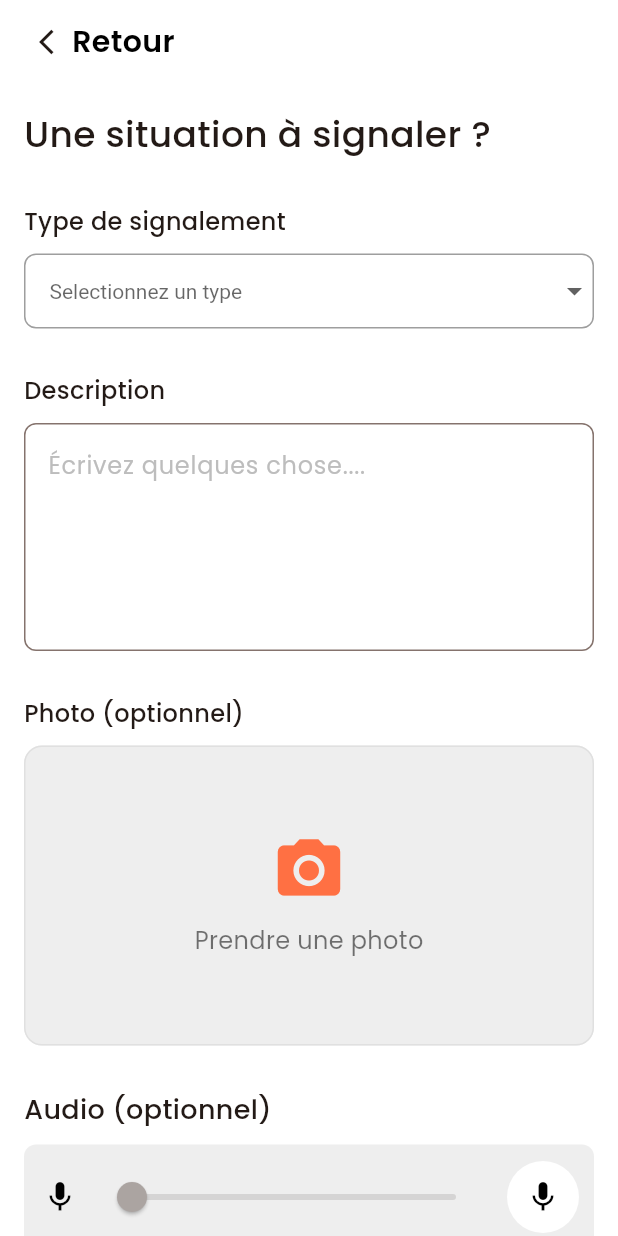
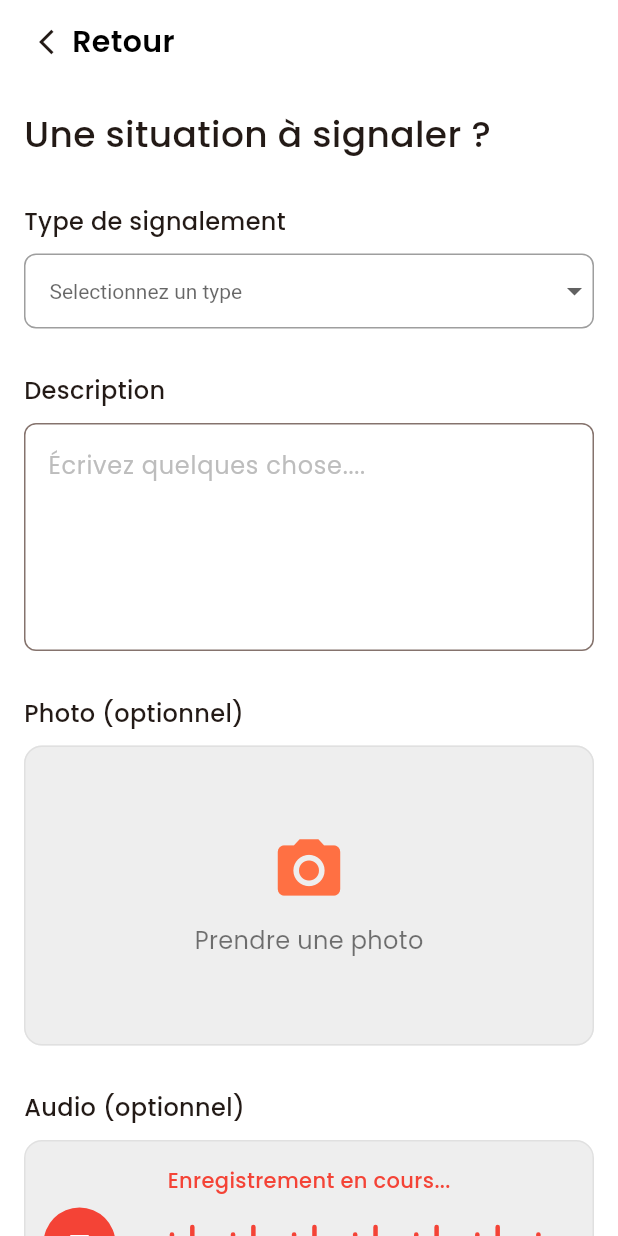
Before and after one commit to cgueye1/seddo, a Flutter app: the SignalementView screen opened directly, after a tap on the "mic" icon, on a phone screen of 412 x 824 dp. Run offline on Flutter 3.47's test engine with Material 3 defaults, Android fonts, the light colour scheme and no system bars; our stand-ins replace bloc, dio, equatable, firebase_core, firebase_messaging, flutter_bloc and 15 more; missing offline and left inert: record; accounts and stored records are empty; network calls fail; project files that could hold a hidden picture were left out.

Commit message:
publie,reservation,signaler,homepage(pas encore finis)

```diff
--- a/seedo-main/lib/bloc/signal/signal_bloc.dart
+++ b/seedo-main/lib/bloc/signal/signal_bloc.dart
@@ -1,16 +1,27 @@
-// file: signal_bloc.dart
+// 1. Ajoutez d'abord le package just_audio à votre pubspec.yaml:
+// dependencies:
+//   just_audio: ^0.9.34
+
+// 2. Modifiez votre signal_bloc.dart pour ajouter les fonctionnalités de lecture:
+
 // ignore_for_file: invalid_use_of_visible_for_testing_member
 
 import 'dart:io';
 import 'package:flutter_bloc/flutter_bloc.dart';
 import 'package:image_picker/image_picker.dart';
 import 'package:dio/dio.dart';
+import 'package:record/record.dart';
+import 'package:path_provider/path_provider.dart';
+import 'package:permission_handler/permission_handler.dart';
+import 'package:just_audio/just_audio.dart';
 import 'package:seddoapp/bloc/signal/signal_event.dart';
 import 'package:seddoapp/bloc/signal/signal_state.dart';
 import 'package:seddoapp/services/api_service.dart';
 
 class SignalementBloc extends Bloc<SignalementEvent, SignalementState> {
   final _imagePicker = ImagePicker();
+  final _audioRecorder = AudioRecorder();
+  final _audioPlayer = AudioPlayer();
   final ApiService _apiService = ApiService();
 
   SignalementBloc() : super(const SignalementState()) {
@@ -19,6 +30,8 @@ class SignalementBloc extends Bloc<SignalementEvent, SignalementState> {
     on<DescriptionChanged>(_onDescriptionChanged);
     on<StartRecording>(_onStartRecording);
     on<StopRecording>(_onStopRecording);
+    on<PlayAudio>(_onPlayAudio);
+    on<StopAudio>(_onStopAudio);
     on<SubmitSignalement>(_onSubmitSignalement);
     on<ResetSignalement>(_onResetSignalement);
   }
@@ -56,59 +69,114 @@ class SignalementBloc extends Bloc<SignalementEvent, SignalementState> {
     StartRecording event,
     Emitter<SignalementState> emit,
   ) async {
-    // try {
-    //   // Demander les permissions
-    //   if (await _audioRecorder.hasPermission()) {
-    //     // Préparer le chemin pour l'enregistrement
-    //     final directory = await getTemporaryDirectory();
-    //     final path =
-    //         '${directory.path}/audio_${DateTime.now().millisecondsSinceEpoch}.m4a';
+    try {
+      // Arrêter la lecture audio si elle est en cours
+      if (state.isPlaying) {
+        await _audioPlayer.stop();
+        emit(state.copyWith(isPlaying: false));
+      }
 
-    //     // Configurer l'enregistrement
-    //     await _audioRecorder.start(
-    //       path: path,
-    //       encoder: AudioEncoder.aacLc,
-    //       bitRate: 128000,
-    //       samplingRate: 44100,
-    //     );
+      // Vérifier les permissions
+      final status = await Permission.microphone.request();
+      if (status.isGranted) {
+        // Préparer le chemin pour l'enregistrement
+        final directory = await getTemporaryDirectory();
+        final path =
+            '${directory.path}/audio_${DateTime.now().millisecondsSinceEpoch}.m4a';
 
-    //     emit(state.copyWith(isRecording: true));
-    //   } else {
-    //     emit(state.copyWith(error: 'Permission d\'enregistrement refusée'));
-    //   }
-    // } catch (e) {
-    //   emit(
-    //     state.copyWith(
-    //       error: 'Erreur lors du démarrage de l\'enregistrement: $e',
-    //     ),
-    //   );
-    // }
+        // Configurer et démarrer l'enregistrement
+        await _audioRecorder.start(
+          const RecordConfig(
+            encoder: AudioEncoder.aacLc,
+            bitRate: 128000,
+            sampleRate: 44100,
+          ),
+          path: path,
+        );
+
+        emit(state.copyWith(isRecording: true));
+      } else {
+        emit(state.copyWith(error: 'Permission d\'enregistrement refusée'));
+      }
+    } catch (e) {
+      emit(
+        state.copyWith(
+          error: 'Erreur lors du démarrage de l\'enregistrement: $e',
+        ),
+      );
+    }
   }
 
   Future<void> _onStopRecording(
     StopRecording event,
     Emitter<SignalementState> emit,
   ) async {
-    // try {
-    //   final path = await _audioRecorder.stop();
-    //   if (path != null) {
-    //     emit(state.copyWith(audioPath: path, isRecording: false));
-    //   } else {
-    //     emit(
-    //       state.copyWith(
-    //         isRecording: false,
-    //         error: 'Erreur: Aucun fichier audio enregistré',
-    //       ),
-    //     );
-    //   }
-    // } catch (e) {
-    //   emit(
-    //     state.copyWith(
-    //       isRecording: false,
-    //       error: 'Erreur lors de l\'arrêt de l\'enregistrement: $e',
-    //     ),
-    //   );
-    // }
+    try {
+      final path = await _audioRecorder.stop();
+      if (path != null) {
+        emit(state.copyWith(audioPath: path, isRecording: false));
+      } else {
+        emit(
+          state.copyWith(
+            isRecording: false,
+            error: 'Erreur: Aucun fichier audio enregistré',
+          ),
+        );
+      }
+    } catch (e) {
+      emit(
+        state.copyWith(
+          isRecording: false,
+          error: 'Erreur lors de l\'arrêt de l\'enregistrement: $e',
+        ),
+      );
+    }
+  }
+
+  Future<void> _onPlayAudio(
+    PlayAudio event,
+    Emitter<SignalementState> emit,
+  ) async {
+    if (state.audioPath == null) {
+      emit(state.copyWith(error: 'Aucun audio à écouter'));
+      return;
+    }
+
+    try {
+      // Si une lecture est déjà en cours, l'arrêter d'abord
+      if (state.isPlaying) {
+        await _audioPlayer.stop();
+        emit(state.copyWith(isPlaying: false));
+      } else {
+        // Configurer le lecteur audio
+        await _audioPlayer.setFilePath(state.audioPath!);
+        emit(state.copyWith(isPlaying: true));
+
+        // Démarrer la lecture
+        await _audioPlayer.play();
+
+        // À la fin de la lecture, mettre à jour l'état
+        _audioPlayer.playerStateStream.listen((playerState) {
+          if (playerState.processingState == ProcessingState.completed) {
+            add(StopAudio());
+          }
+        });
+      }
+    } catch (e) {
+      emit(state.copyWith(error: 'Erreur lors de la lecture de l\'audio: $e'));
+    }
+  }
+
+  Future<void> _onStopAudio(
+    StopAudio event,
+    Emitter<SignalementState> emit,
+  ) async {
+    try {
+      await _audioPlayer.stop();
+      emit(state.copyWith(isPlaying: false));
+    } catch (e) {
+      emit(state.copyWith(error: 'Erreur lors de l\'arrêt de l\'audio: $e'));
+    }
   }
 
   Future<void> _onSubmitSignalement(
@@ -208,8 +276,8 @@ class SignalementBloc extends Bloc<SignalementEvent, SignalementState> {
   }
 
   @override
-  Future<void> close() {
-    // _audioRecorder.dispose();
+  Future<void> close() async {
+    await _audioPlayer.dispose();
     return super.close();
   }
 }
--- a/seedo-main/lib/bloc/signal/signal_event.dart
+++ b/seedo-main/lib/bloc/signal/signal_event.dart
@@ -1,4 +1,5 @@
-// file: signal_event.dart
+// 3. Mettez à jour le fichier signal_event.dart pour ajouter les événements de lecture audio
+
 import 'dart:io';
 import 'package:equatable/equatable.dart';
 
@@ -15,7 +16,7 @@ class TypeSelected extends SignalementEvent {
   const TypeSelected(this.type);
 
   @override
-  List<Object> get props => [type];
+  List<Object?> get props => [type];
 }
 
 class PhotoCaptured extends SignalementEvent {
@@ -24,7 +25,7 @@ class PhotoCaptured extends SignalementEvent {
   const PhotoCaptured(this.photo);
 
   @override
-  List<Object> get props => [photo];
+  List<Object?> get props => [photo];
 }
 
 class DescriptionChanged extends SignalementEvent {
@@ -33,7 +34,7 @@ class DescriptionChanged extends SignalementEvent {
   const DescriptionChanged(this.description);
 
   @override
-  List<Object> get props => [description];
+  List<Object?> get props => [description];
 }
 
 class StartRecording extends SignalementEvent {}
@@ -47,6 +48,15 @@ class StopRecording extends SignalementEvent {
   List<Object?> get props => [path];
 }
 
+// Nouveaux événements pour la lecture audio
+class PlayAudio extends SignalementEvent {
+  const PlayAudio();
+}
+
+class StopAudio extends SignalementEvent {
+  const StopAudio();
+}
+
 class SubmitSignalement extends SignalementEvent {}
 
 class ResetSignalement extends SignalementEvent {}
--- a/seedo-main/lib/bloc/signal/signal_state.dart
+++ b/seedo-main/lib/bloc/signal/signal_state.dart
@@ -1,4 +1,5 @@
-// file: signal_state.dart
+// 4. Mettez à jour le fichier signal_state.dart pour ajouter l'état de lecture audio
+
 import 'dart:io';
 import 'package:equatable/equatable.dart';
 
@@ -8,6 +9,7 @@ class SignalementState extends Equatable {
   final String description;
   final String? audioPath;
   final bool isRecording;
+  final bool isPlaying; // Nouvel état pour la lecture audio
   final bool isSubmitting;
   final bool isSuccess;
   final String? error;
@@ -18,6 +20,7 @@ class SignalementState extends Equatable {
     this.description = '',
     this.audioPath,
     this.isRecording = false,
+    this.isPlaying = false, // Initialisation du nouvel état
     this.isSubmitting = false,
     this.isSuccess = false,
     this.error,
@@ -29,6 +32,7 @@ class SignalementState extends Equatable {
     String? description,
     String? audioPath,
     bool? isRecording,
+    bool? isPlaying, // Ajout du paramètre
     bool? isSubmitting,
     bool? isSuccess,
     String? error,
@@ -39,6 +43,7 @@ class SignalementState extends Equatable {
       description: description ?? this.description,
       audioPath: audioPath ?? this.audioPath,
       isRecording: isRecording ?? this.isRecording,
+      isPlaying: isPlaying ?? this.isPlaying, // Mise à jour de l'état
       isSubmitting: isSubmitting ?? this.isSubmitting,
       isSuccess: isSuccess ?? this.isSuccess,
       error: error,
@@ -52,6 +57,7 @@ class SignalementState extends Equatable {
     description,
     audioPath,
     isRecording,
+    isPlaying, // Ajout à la liste des propriétés
     isSubmitting,
     isSuccess,
     error,
--- a/seedo-main/lib/main.dart
+++ b/seedo-main/lib/main.dart
@@ -2,6 +2,7 @@ import 'package:firebase_core/firebase_core.dart';
 import 'package:flutter/material.dart';
 import 'package:flutter_bloc/flutter_bloc.dart';
 import 'package:intl/date_symbol_data_local.dart';
+
 // Blocs
 import 'package:seddoapp/bloc/auth/auth_bloc.dart';
 import 'package:seddoapp/bloc/home/home_bloc.dart';
@@ -16,10 +17,9 @@ import 'package:seddoapp/bloc/home/home_bloc.dart';
 // Pages
 // import 'package:seddoapp/pages/home.dart';
 // import 'package:seddoapp/pages/transit/TransportCommun.dart';
-
 // Repositories & Services
 import 'package:seddoapp/repositories/publication_repository.dart';
-// import 'package:seddoapp/services/AdMobService.dart';ß
+// import 'package:seddoapp/services/AdMobService.dart';
 // import 'package:seddoapp/services/PushNotificationService.dart';
 import 'package:seddoapp/services/api_service.dart';
 import 'package:seddoapp/services/publication_service.dart';
--- a/seedo-main/lib/pages/SignalPage.dart
+++ b/seedo-main/lib/pages/SignalPage.dart
@@ -78,23 +78,16 @@ class _SignalementViewState extends State<SignalementView> {
           appBar: AppBar(
             leadingWidth: 200,
             leading: Row(
-              mainAxisSize:
-                  MainAxisSize.min, // ← Important pour éviter l'espace inutile
+              mainAxisSize: MainAxisSize.min,
               children: [
                 IconButton(
                   icon: Transform.translate(
-                    offset: const Offset(
-                      12,
-                      0,
-                    ), // ← Déplace légèrement l'icône vers la droite
+                    offset: const Offset(12, 0),
                     child: const Icon(Icons.arrow_back_ios, size: 20),
-                  ), // ← Taille réduite si besoin
+                  ),
                   onPressed: () => Navigator.pop(context),
-                  padding:
-                      EdgeInsets
-                          .zero, // ← Supprime le padding interne du bouton
-                  constraints:
-                      const BoxConstraints(), // ← Désactive les contraintes par défaut
+                  padding: EdgeInsets.zero,
+                  constraints: const BoxConstraints(),
                 ),
                 const Text(
                   'Retour',
@@ -107,7 +100,7 @@ class _SignalementViewState extends State<SignalementView> {
               ],
             ),
             backgroundColor: Colors.white,
-            titleSpacing: 0, // ← Supprime l'espace réservé au titre
+            titleSpacing: 0,
           ),
           body: SingleChildScrollView(
             child: Padding(
@@ -239,80 +232,10 @@ class _SignalementViewState extends State<SignalementView> {
                   const SizedBox(height: 30),
                   const Text(
                     'Audio (optionnel)',
-                    style: TextStyle(fontSize: 18, fontWeight: FontWeight.w500),
+                    style: TextStyle(fontSize: 16, fontWeight: FontWeight.w500),
                   ),
                   const SizedBox(height: 10),
-                  Container(
-                    height: 70,
-                    decoration: BoxDecoration(
-                      color: Colors.grey[200],
-                      borderRadius: BorderRadius.circular(8),
-                    ),
-                    child: Row(
-                      children: [
-                        IconButton(
-                          icon: Icon(
-                            state.isRecording ? Icons.stop : Icons.mic,
-                            color:
-                                state.isRecording ? Colors.red : Colors.black,
-                          ),
-                          onPressed: () {
-                            if (state.isRecording) {
-                              // Ne pas fournir de chemin - le BLoC récupérera le vrai chemin
-                              context.read<SignalementBloc>().add(
-                                const StopRecording(null),
-                              );
-                            } else {
-                              context.read<SignalementBloc>().add(
-                                StartRecording(),
-                              );
-                            }
-                          },
-                        ),
-                        Expanded(
-                          child: Slider(
-                            value:
-                                0, // Devrait être remplacé par la position actuelle
-                            min: 0,
-                            max: 100,
-                            onChanged:
-                                state.audioPath == null
-                                    ? null
-                                    : (value) {
-                                      // Implémenter la logique de position audio
-                                    },
-                          ),
-                        ),
-                        Container(
-                          margin: const EdgeInsets.all(10),
-                          decoration: const BoxDecoration(
-                            color: Colors.white,
-                            shape: BoxShape.circle,
-                          ),
-                          child: IconButton(
-                            icon: Icon(
-                              state.isRecording ? Icons.stop : Icons.mic,
-                              color:
-                                  state.isRecording ? Colors.red : Colors.black,
-                            ),
-                            onPressed: () {
-                              if (state.isRecording) {
-                                // Pour simplifier, nous utilisons un chemin vide pour le StopRecording
-                                // Le vrai chemin sera fourni par le Record package
-                                context.read<SignalementBloc>().add(
-                                  StopRecording(''),
-                                );
-                              } else {
-                                context.read<SignalementBloc>().add(
-                                  StartRecording(),
-                                );
-                              }
-                            },
-                          ),
-                        ),
-                      ],
-                    ),
-                  ),
+                  _buildAudioRecordingSection(context, state),
                   const SizedBox(height: 30),
                   SizedBox(
                     width: double.infinity,
@@ -355,4 +278,192 @@ class _SignalementViewState extends State<SignalementView> {
       },
     );
   }
+
+  // 5. Mettez à jour le widget _buildAudioRecordingSection dans SignalementView
+
+  Widget _buildAudioRecordingSection(
+    BuildContext context,
+    SignalementState state,
+  ) {
+    return Container(
+      padding: const EdgeInsets.symmetric(vertical: 16, horizontal: 12),
+      decoration: BoxDecoration(
+        color: Colors.grey[200],
+        borderRadius: BorderRadius.circular(12),
+        border: Border.all(color: Colors.grey[300]!),
+      ),
+      child: Column(
+        children: [
+          // Afficher le statut de l'enregistrement ou de la lecture
+          if (state.isRecording)
+            const Padding(
+              padding: EdgeInsets.only(bottom: 8.0),
+              child: Text(
+                'Enregistrement en cours...',
+                style: TextStyle(
+                  fontSize: 14,
+                  color: Colors.red,
+                  fontWeight: FontWeight.w500,
+                ),
+              ),
+            ),
+          if (state.isPlaying)
+            Padding(
+              padding: const EdgeInsets.only(bottom: 8.0),
+              child: Text(
+                'Lecture en cours...',
+                style: TextStyle(
+                  fontSize: 14,
+                  color: Colors.blue[700],
+                  fontWeight: FontWeight.w500,
+                ),
+              ),
+            ),
+          // Afficher le message si un audio est enregistré
+          if (state.audioPath != null && !state.isRecording && !state.isPlaying)
+            Padding(
+              padding: const EdgeInsets.only(bottom: 8.0),
+              child: Text(
+                'Audio enregistré',
+                style: TextStyle(
+                  fontSize: 14,
+                  color: Colors.green[700],
+                  fontWeight: FontWeight.w500,
+                ),
+              ),
+            ),
+
+          Row(
+            mainAxisAlignment: MainAxisAlignment.spaceBetween,
+            children: [
+              // Bouton pour démarrer/arrêter l'enregistrement
+              GestureDetector(
+                onTap: () {
+                  if (state.isRecording) {
+                    context.read<SignalementBloc>().add(
+                      const StopRecording(null),
+                    );
+                  } else {
+                    context.read<SignalementBloc>().add(StartRecording());
+                  }
+                },
+                child: Container(
+                  padding: const EdgeInsets.all(12),
+                  decoration: BoxDecoration(
+                    color:
+                        state.isRecording ? Colors.red : Colors.deepOrange[400],
+                    shape: BoxShape.circle,
+                  ),
+                  child: Icon(
+                    state.isRecording ? Icons.stop : Icons.mic,
+                    color: Colors.white,
+                    size: 24,
+                  ),
+                ),
+              ),
+
+              // Visualisation de l'audio
+              Expanded(
+                child: Container(
+                  margin: const EdgeInsets.symmetric(horizontal: 12),
+                  height: 40,
+                  child:
+                      state.isRecording
+                          ? _buildAudioWaveForm()
+                          : (state.isPlaying
+                              ? _buildPlayingWaveForm()
+                              : (state.audioPath != null
+                                  ? _buildAudioFileIndicator()
+                                  : Center(
+                                    child: Text(
+                                      'Appuyez sur le microphone pour commencer l\'enregistrement',
+                                      textAlign: TextAlign.center,
+                                      style: TextStyle(
+                                        fontSize: 12,
+                                        color: Colors.grey[600],
+                                      ),
+                                    ),
+                                  ))),
+                ),
+              ),
+
+              // Bouton pour réécouter l'audio (si disponible)
+              if (state.audioPath != null && !state.isRecording)
+                GestureDetector(
+                  onTap: () {
+                    // Déclencher la lecture/pause de l'audio
+                    context.read<SignalementBloc>().add(
+                      state.isPlaying ? const StopAudio() : const PlayAudio(),
+                    );
+                  },
+                  child: Container(
+                    padding: const EdgeInsets.all(12),
+                    decoration: BoxDecoration(
+                      color: state.isPlaying ? Colors.red : Colors.blueAccent,
+                      shape: BoxShape.circle,
+                    ),
+                    child: Icon(
+                      state.isPlaying ? Icons.stop : Icons.play_arrow,
+                      color: Colors.white,
+                      size: 24,
+                    ),
+                  ),
+                ),
+            ],
+          ),
+        ],
+      ),
+    );
+  }
+
+  Widget _buildAudioWaveForm() {
+    // Simuler une forme d'onde pour l'enregistrement audio
+    return Row(
+      mainAxisAlignment: MainAxisAlignment.spaceEvenly,
+      children: List.generate(
+        20,
+        (index) => Container(
+          width: 3,
+          height: 5 + (index % 3) * 10.0,
+          decoration: BoxDecoration(
+            color: Colors.red,
+            borderRadius: BorderRadius.circular(5),
+          ),
+        ),
+      ),
+    );
+  }
+
+  // Nouvelle méthode pour afficher une forme d'onde pendant la lecture
+  Widget _buildPlayingWaveForm() {
+    // Simuler une forme d'onde pour la lecture audio
+    return Row(
+      mainAxisAlignment: MainAxisAlignment.spaceEvenly,
+      children: List.generate(
+        20,
+        (index) => Container(
+          width: 3,
+          height: 5 + (index % 4) * 8.0,
+          decoration: BoxDecoration(
+            color: Colors.blue,
+            borderRadius: BorderRadius.circular(5),
+          ),
+        ),
+      ),
+    );
+  }
+
+  Widget _buildAudioFileIndicator() {
+    return Row(
+      mainAxisAlignment: MainAxisAlignment.center,
+      children: [
+        Icon(Icons.audiotrack, color: Colors.green[700], size: 18),
+        const SizedBox(width: 8),
+        Text(
+          'Audio enregistré',
+          style: TextStyle(fontSize: 14, color: Colors.green[700]),
+        ),
+      ],
+    );
+  }
 }
--- a/seedo-main/lib/repositories/publication_repository.dart
+++ b/seedo-main/lib/repositories/publication_repository.dart
@@ -14,12 +14,12 @@ class PublicationRepository {
     int? subcategoryId,
   }) async {
     try {
-      // Utiliser le service au lieu de _dio directement
+      // Utiliser le service correctement avec les bons paramètres
       return await _publicationService.fetchNearbyPublications(
         latitude: latitude,
         longitude: longitude,
         categorieId:
-            categoryId, // Notez que le service utilise 'categorieId' et non 'categoryId'
+            categoryId, // Ce paramètre doit correspondre à ce qui est attendu par le service
         subcategoryId: subcategoryId,
       );
     } catch (e) {
```
Also changed, not shown: seedo-main/lib/pages/publie.dart (+9 -3 lines), seedo-main/lib/services/publication_service.dart (+20 -20 lines), seedo-main/lib/widgets/home/PublicationsSection.dart (+5 -14 lines).
